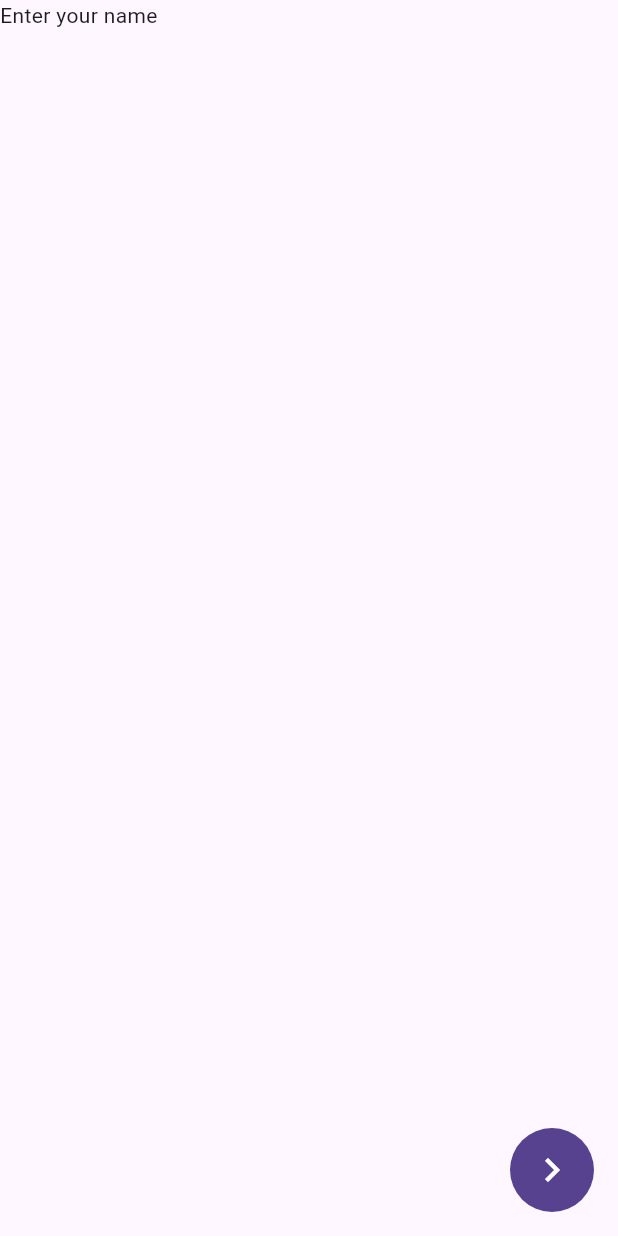
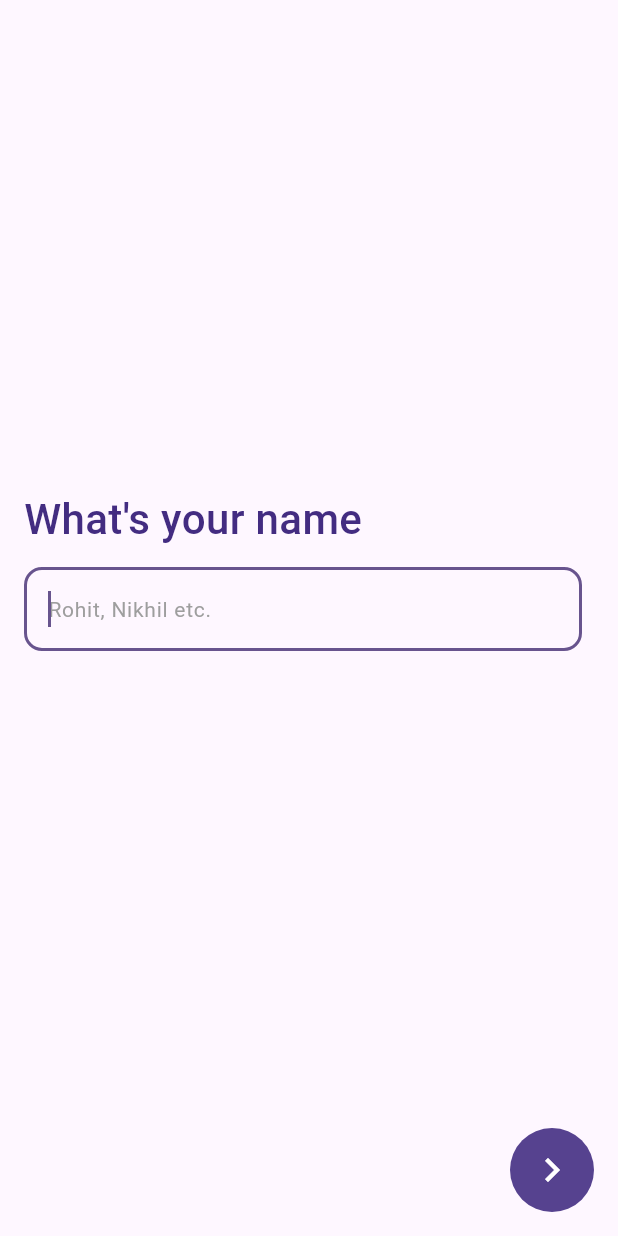
Before and after one commit to areebmomins/nutri_scan, a Flutter app: the screen it shows after launch, on a phone screen of 412 x 824 dp. Run offline on Flutter 3.47's test engine with Material 3 defaults, Android fonts, the phone set to English and light mode, and no system bars; our stand-ins replace camera, equatable, flutter_bloc, image_picker, shared_preferences; missing offline and left inert: google_mlkit_commons, google_mlkit_text_recognition.

Commit message:
improve name screen

```diff
--- a/lib/registration_flow_screen/bloc/registration_flow_bloc.dart
+++ b/lib/registration_flow_screen/bloc/registration_flow_bloc.dart
@@ -10,6 +10,7 @@ part 'registration_flow_state.dart';
 class RegistrationFlowBloc
     extends Bloc<RegistrationFlowEvent, RegistrationFlowState> {
   RegistrationFlowScreens _currentScreen = RegistrationFlowScreens.nameScreen;
+  String name = '';
 
   RegistrationFlowBloc() : super(Initial()) {
     on<MoveForward>(_moveForward);
--- a/lib/registration_flow_screen/bloc/registration_flow_event.dart
+++ b/lib/registration_flow_screen/bloc/registration_flow_event.dart
@@ -5,8 +5,12 @@ sealed class RegistrationFlowEvent extends Equatable {
 }
 
 final class MoveForward extends RegistrationFlowEvent {
+  final RegistrationFlowScreens currentScreen;
+
+  const MoveForward(this.currentScreen);
+
   @override
-  List<Object> get props => [];
+  List<Object> get props => [currentScreen];
 }
 
 final class MoveBackward extends RegistrationFlowEvent {
--- a/lib/registration_flow_screen/widgets/age_screen.dart
+++ b/lib/registration_flow_screen/widgets/age_screen.dart
@@ -44,7 +44,9 @@ class AgeScreen extends StatelessWidget {
               margin: const EdgeInsets.all(16),
               child: IconButton(
                 onPressed: () {
-                  bloc.add(MoveForward());
+                  bloc.add(
+                    const MoveForward(RegistrationFlowScreens.ageScreen),
+                  );
                 },
                 icon: const Icon(
                   Icons.navigate_next,
--- a/lib/registration_flow_screen/widgets/gender_screen.dart
+++ b/lib/registration_flow_screen/widgets/gender_screen.dart
@@ -44,7 +44,9 @@ class GenderScreen extends StatelessWidget {
               margin: const EdgeInsets.all(16),
               child: IconButton(
                 onPressed: () {
-                  bloc.add(MoveForward());
+                  bloc.add(
+                    const MoveForward(RegistrationFlowScreens.genderScreen),
+                  );
                 },
                 icon: const Icon(
                   Icons.navigate_next,
--- a/lib/registration_flow_screen/widgets/name_screen.dart
+++ b/lib/registration_flow_screen/widgets/name_screen.dart
@@ -13,7 +13,41 @@ class NameScreen extends StatelessWidget {
     return Column(
       crossAxisAlignment: CrossAxisAlignment.stretch,
       children: [
-        const Text('Enter your name'),
+        const Spacer(),
+        const Padding(
+          padding: EdgeInsets.only(left: 16, top: 24),
+          child: Text(
+            'What\'s your name',
+            style: TextStyle(
+              fontSize: 28,
+              fontWeight: FontWeight.w500,
+              color: Color(0xFF432C81),
+            ),
+          ),
+        ),
+        Container(
+          width: double.infinity,
+          margin: const EdgeInsets.only(left: 16, right: 24, top: 12),
+          child: TextField(
+            keyboardType: TextInputType.name,
+            autofocus: true,
+            decoration: const InputDecoration(
+              border: OutlineInputBorder(
+                borderSide: BorderSide(width: 0.5),
+                borderRadius: BorderRadius.all(Radius.circular(12)),
+              ),
+              hintText: 'Rohit, Nikhil etc.',
+              hintStyle: TextStyle(
+                fontSize: 14,
+                fontWeight: FontWeight.w400,
+                color: Colors.grey,
+              ),
+            ),
+            onChanged: (name) {
+              bloc.name = name;
+            },
+          ),
+        ),
         const Spacer(),
         Row(
           children: [
@@ -26,7 +60,9 @@ class NameScreen extends StatelessWidget {
               margin: const EdgeInsets.all(16),
               child: IconButton(
                 onPressed: () {
-                  bloc.add(MoveForward());
+                  bloc.add(
+                    const MoveForward(RegistrationFlowScreens.nameScreen),
+                  );
                 },
                 icon: const Icon(
                   Icons.navigate_next,
```
